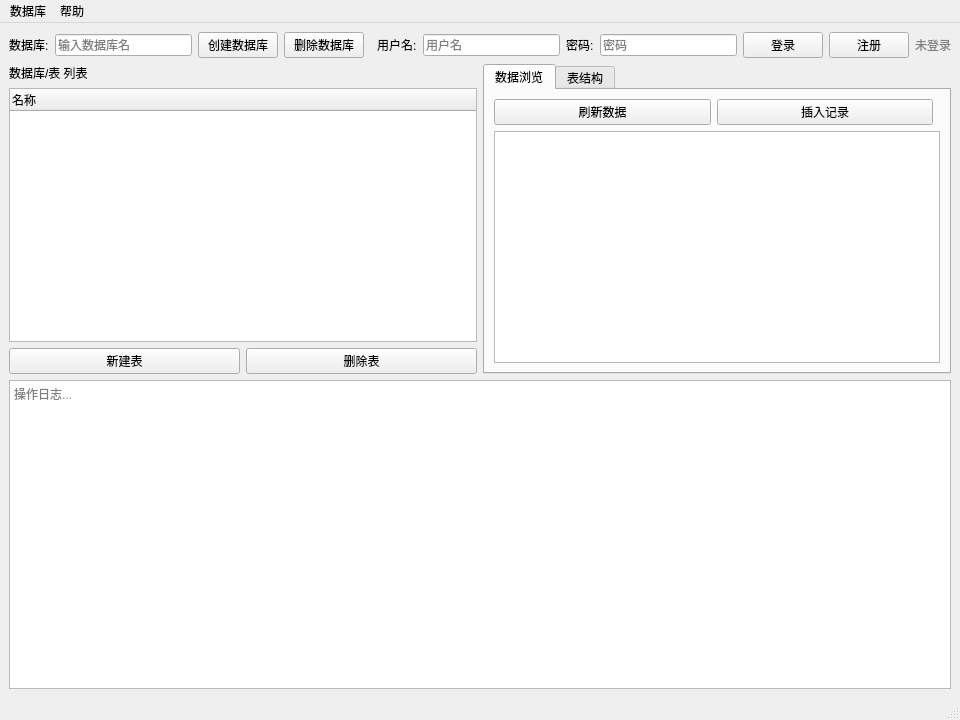
Old version of the form mainwindow.ui in the repository ZhenZhen0609/DataBase.
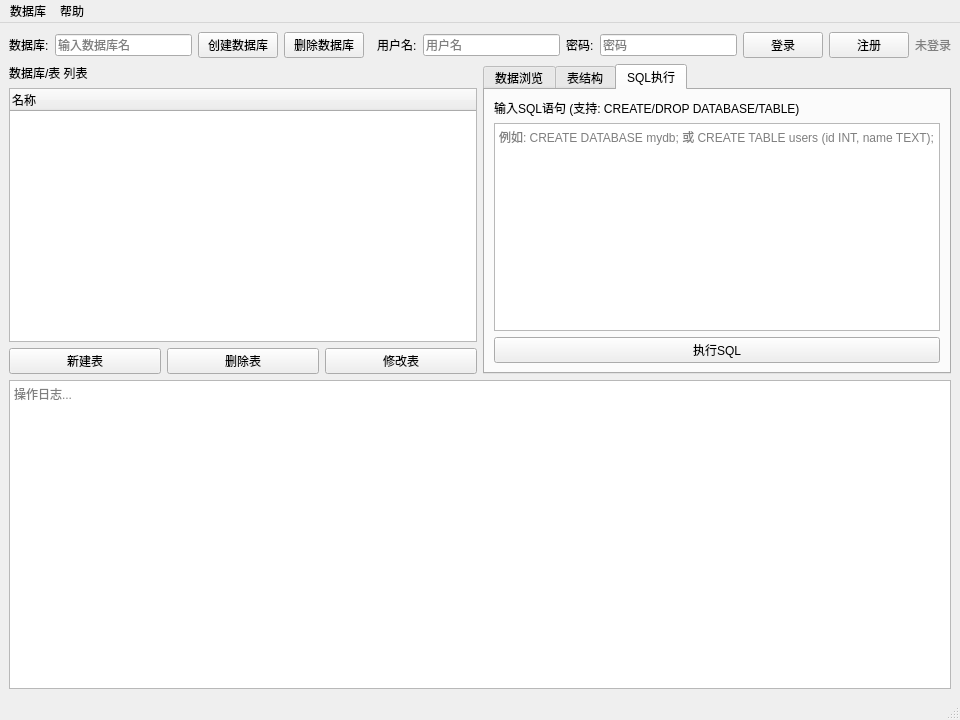
New version of the form. The open tabs and pages were chosen to show the change.

The edit to the form file:
```diff
--- a/mainwindow.ui
+++ b/mainwindow.ui
@@ -148,6 +148,13 @@
             </property>
            </widget>
           </item>
+          <item>
+           <widget class="QPushButton" name="btnAlterTable">
+            <property name="text">
+             <string>修改表</string>
+            </property>
+           </widget>
+          </item>
          </layout>
         </item>
        </layout>
@@ -219,6 +226,34 @@
             </item>
            </layout>
           </widget>
+          <widget class="QWidget" name="tabSQL">
+           <attribute name="title">
+            <string>SQL执行</string>
+           </attribute>
+           <layout class="QVBoxLayout" name="sqlTabLayout">
+            <item>
+             <widget class="QLabel" name="labelSQL">
+              <property name="text">
+               <string>输入SQL语句 (支持: CREATE/DROP DATABASE/TABLE)</string>
+              </property>
+             </widget>
+            </item>
+            <item>
+             <widget class="QTextEdit" name="sqlInput">
+              <property name="placeholderText">
+               <string>例如: CREATE DATABASE mydb; 或 CREATE TABLE users (id INT, name TEXT);</string>
+              </property>
+             </widget>
+            </item>
+            <item>
+             <widget class="QPushButton" name="btnExecuteSQL">
+              <property name="text">
+               <string>执行SQL</string>
+              </property>
+             </widget>
+            </item>
+           </layout>
+          </widget>
          </widget>
         </item>
        </layout>
```
Left out of the diff: 6 changed lines with no effect on the pictures.
